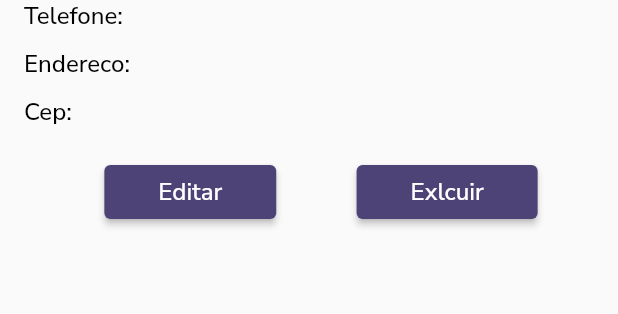
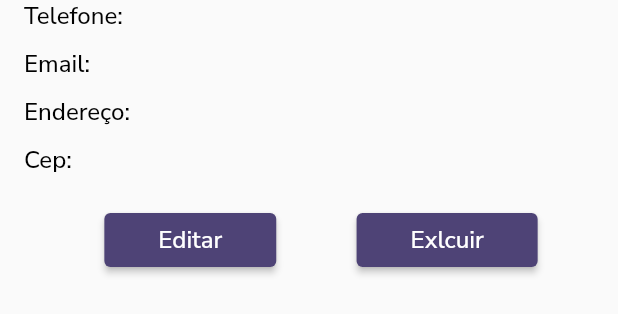
Before and after one commit to GiuseppeFantoni/contact_list, a Flutter app: the BodyList widget shown alone on an empty page, opened directly with empty values, on a phone screen of 412 x 824 dp. Shown: the top 314 px of the screen. Run offline on Flutter 3.47's test engine with Material 2 defaults, Android fonts, the phone set to English and light mode, and no system bars; our stand-ins replace awesome_dialog, cloud_firestore, email_validator, firebase_auth, firebase_core, flutter_speed_dial and 1 more; accounts and stored records are empty.

Commit message:
ajuste editearItem

```diff
--- a/lib/components/body_list.dart
+++ b/lib/components/body_list.dart
@@ -71,7 +71,35 @@ class BodyList extends StatelessWidget {
               child: Row(
                 children: [
                   Text(
-                    "Endereco:",
+                    "Email:",
+                    style: GoogleFonts.nunitoSans(
+                      textStyle: TextStyle(
+                          color: Colors.black,
+                          fontSize: 16,
+                          fontWeight: FontWeight.w500),
+                    ),
+                  ),
+                  Padding(
+                    padding: const EdgeInsets.fromLTRB(6.0, 0.0, 0.0, 0.0),
+                    child: Text(
+                      itemLista['email'],
+                      style: GoogleFonts.nunitoSans(
+                        textStyle: TextStyle(
+                            color: Colors.black,
+                            fontSize: 16,
+                            fontWeight: FontWeight.w500),
+                      ),
+                    ),
+                  ),
+                ],
+              ),
+            ),
+            Padding(
+              padding: const EdgeInsets.fromLTRB(0.0, 0.0, 0.0, 10.0),
+              child: Row(
+                children: [
+                  Text(
+                    "Endereço:",
                     style: GoogleFonts.nunitoSans(
                       textStyle: TextStyle(
                           color: Colors.black,
```
Also changed, not shown: lib/edit_contact_page.dart (+28 -1 lines), lib/manager/contact_list_manager.dart (+4 -3 lines), lib/services/contact_list_service.dart (+15 -1 lines).
